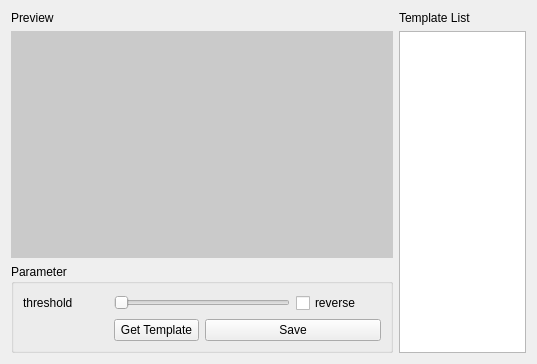
Before: the Qt Designer form ui/template_widget.ui in xiashu-tech-sh/AOI-IE, drawn with Qt 5.
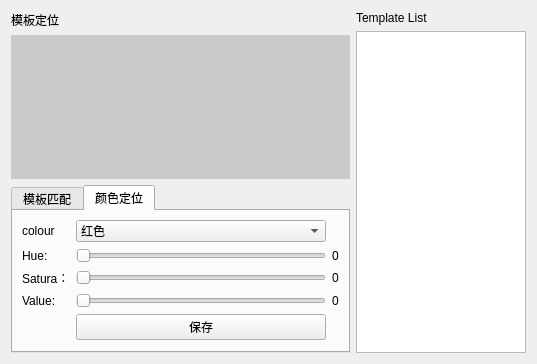
After: the same form once the commit is applied.

What changed in the file:
```diff
--- a/ui/template_widget.ui
+++ b/ui/template_widget.ui
@@ -13,15 +13,17 @@
   <property name="windowTitle">
    <string>Form</string>
   </property>
-  <layout class="QHBoxLayout" name="horizontalLayout" stretch="3,1">
+  <layout class="QHBoxLayout" name="horizontalLayout_4">
    <item>
-    <layout class="QVBoxLayout" name="verticalLayout_3" stretch="0,0">
+    <layout class="QHBoxLayout" name="horizontalLayout_3" stretch="2,1">
+     <item>
+      <layout class="QVBoxLayout" name="verticalLayout_3" stretch="8,1">
      <item>
       <layout class="QVBoxLayout" name="verticalLayout_2" stretch="0,1">
        <item>
         <widget class="QLabel" name="label_3">
          <property name="text">
-          <string>Preview</string>
+            <string>模板定位</string>
          </property>
         </widget>
        </item>
@@ -50,47 +52,158 @@
       </layout>
      </item>
      <item>
+        <widget class="QTabWidget" name="tabWidget">
+         <property name="currentIndex">
+          <number>1</number>
+         </property>
+         <widget class="QWidget" name="tab_2">
+          <attribute name="title">
+           <string>模板匹配</string>
+          </attribute>
+          <layout class="QHBoxLayout" name="horizontalLayout_2">
+           <item>
       <widget class="QGroupBox" name="groupBox">
        <property name="title">
-        <string>Parameter</string>
-       </property>
-       <layout class="QGridLayout" name="gridLayout">
+              <string/>
+             </property>
+             <widget class="QPushButton" name="saveButton">
+              <property name="geometry">
+               <rect>
+                <x>200</x>
+                <y>100</y>
+                <width>93</width>
+                <height>28</height>
+               </rect>
+              </property>
+              <property name="text">
+               <string>保存</string>
+              </property>
+             </widget>
+            </widget>
+           </item>
+          </layout>
+         </widget>
+         <widget class="QWidget" name="widget">
+          <attribute name="title">
+           <string>颜色定位</string>
+          </attribute>
+          <layout class="QHBoxLayout" name="horizontalLayout">
+           <item>
+            <layout class="QGridLayout" name="gridLayout_2" columnstretch="0,0,0">
+             <item row="3" column="2">
+              <widget class="QLabel" name="blue_value">
+               <property name="text">
+                <string>0</string>
+               </property>
+              </widget>
+             </item>
+             <item row="2" column="0">
+              <widget class="QLabel" name="label_5">
+               <property name="text">
+                <string>Satura：</string>
+               </property>
+              </widget>
+             </item>
+             <item row="2" column="1">
+              <widget class="QSlider" name="green_slider">
+               <property name="maximum">
+                <number>255</number>
+               </property>
+               <property name="orientation">
+                <enum>Qt::Horizontal</enum>
+               </property>
+              </widget>
+             </item>
+             <item row="4" column="1">
+              <widget class="QPushButton" name="pushButton">
+               <property name="text">
+                <string>保存</string>
+               </property>
+              </widget>
+             </item>
+             <item row="2" column="2">
+              <widget class="QLabel" name="green_value">
+               <property name="text">
+                <string>0</string>
+               </property>
+              </widget>
+             </item>
+             <item row="1" column="0">
+              <widget class="QLabel" name="label">
+               <property name="text">
+                <string>Hue:</string>
+               </property>
+              </widget>
+             </item>
+             <item row="1" column="1">
+              <widget class="QSlider" name="red_slider">
+               <property name="maximum">
+                <number>180</number>
+               </property>
+               <property name="orientation">
+                <enum>Qt::Horizontal</enum>
+               </property>
+              </widget>
+             </item>
+             <item row="1" column="2">
+              <widget class="QLabel" name="red_value">
+               <property name="text">
+                <string>0</string>
+               </property>
+              </widget>
+             </item>
+             <item row="3" column="0">
+              <widget class="QLabel" name="label_6">
+               <property name="text">
+                <string>Value:</string>
+               </property>
+              </widget>
+             </item>
         <item row="0" column="0">
          <widget class="QLabel" name="label_4">
           <property name="text">
-           <string>threshold</string>
+                <string>colour</string>
           </property>
          </widget>
         </item>
-        <item row="0" column="1" colspan="2">
-         <widget class="QSlider" name="threshSlider">
+             <item row="3" column="1">
+              <widget class="QSlider" name="blue_slider">
+               <property name="maximum">
+                <number>255</number>
+               </property>
           <property name="orientation">
            <enum>Qt::Horizontal</enum>
           </property>
          </widget>
         </item>
-        <item row="0" column="3">
-         <widget class="QCheckBox" name="reverseCheckBox">
+             <item row="0" column="1">
+              <widget class="QComboBox" name="color_comboBox">
+               <item>
           <property name="text">
-           <string>reverse</string>
-          </property>
-         </widget>
-        </item>
-        <item row="1" column="1">
-         <widget class="QPushButton" name="getButton">
+                 <string>红色</string>
+                </property>
+               </item>
+               <item>
           <property name="text">
-           <string>Get Template</string>
-          </property>
-         </widget>
-        </item>
-        <item row="1" column="2" colspan="2">
-         <widget class="QPushButton" name="saveButton">
+                 <string>蓝色</string>
+                </property>
+               </item>
+               <item>
           <property name="text">
-           <string>Save</string>
-          </property>
+                 <string>黄色</string>
+                </property>
+               </item>
+               <item>
+                <property name="text">
+                 <string>绿色</string>
+                </property>
+               </item>
          </widget>
         </item>
        </layout>
+           </item>
+          </layout>
+         </widget>
       </widget>
      </item>
     </layout>
@@ -106,6 +219,8 @@
      </item>
      <item>
       <widget class="QListWidget" name="listWidget"/>
+       </item>
+      </layout>
      </item>
     </layout>
    </item>
```
Lines whose indentation alone changed are shown as unchanged.
